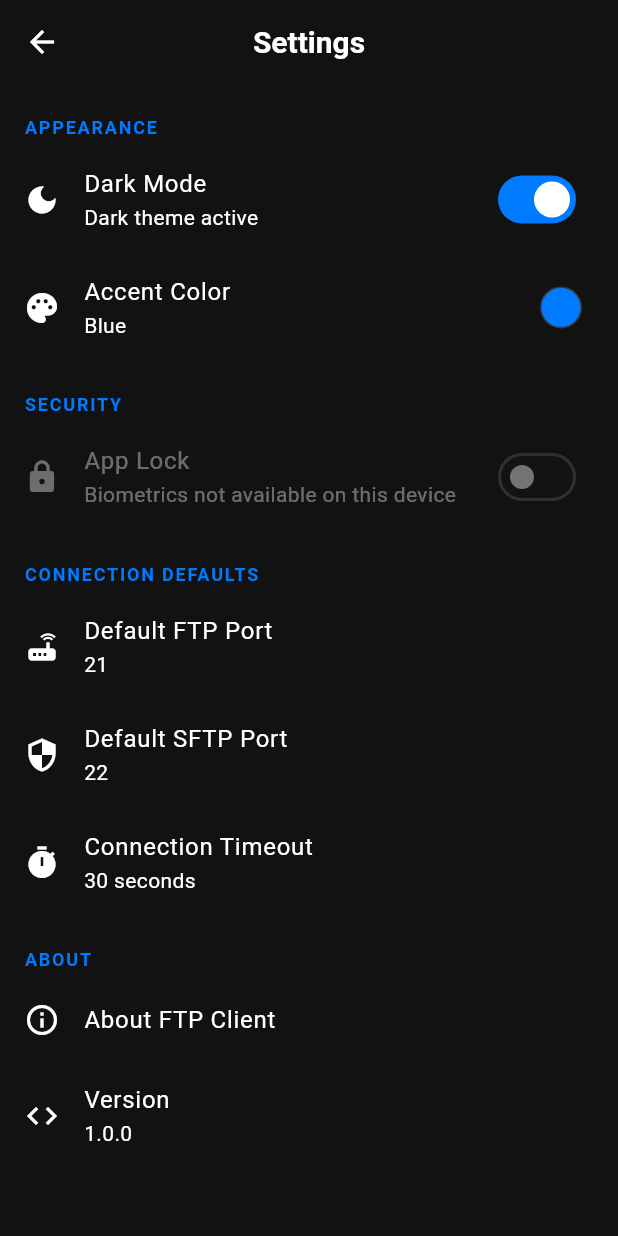
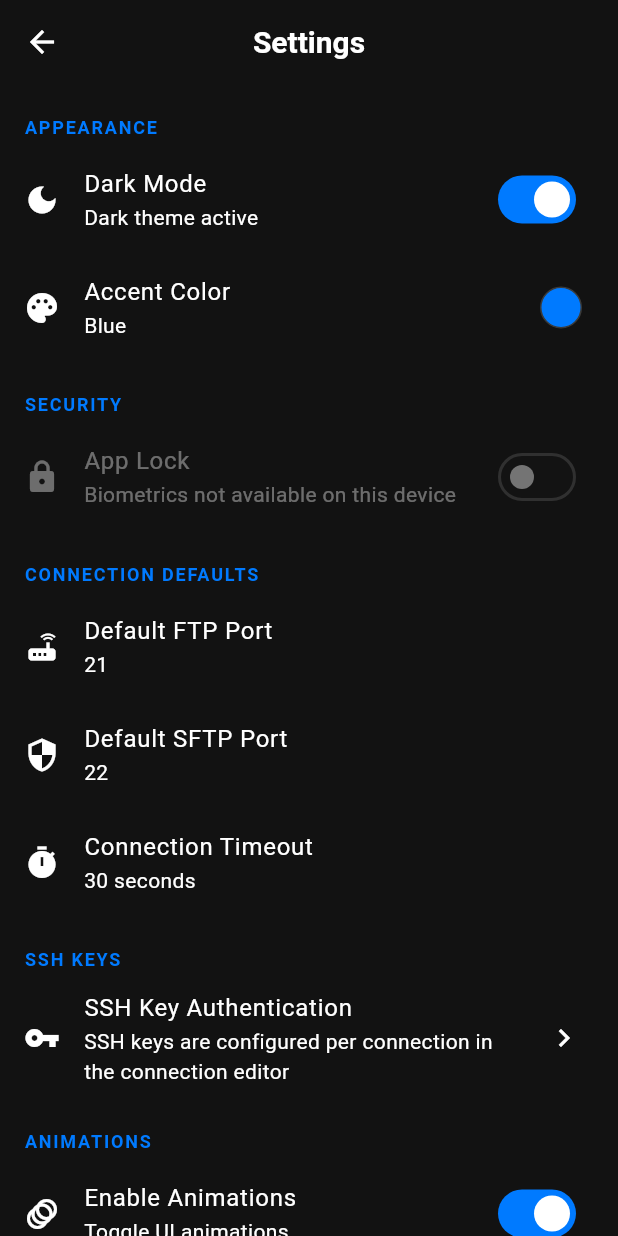
Before and after one commit to DeveloperAshish2310/Modern-FTP-Client, a Flutter app: the screen it shows after launch, after a tap on the "settings" icon, on a phone screen of 412 x 824 dp. Run offline on Flutter 3.47's test engine with Material 3 defaults, Android fonts, the phone set to English and light mode, and no system bars; our stand-ins replace file_picker, flutter_local_notifications, local_auth, open_filex, permission_handler, shared_preferences and 1 more; missing offline and left inert: dartssh2, ftpconnect; accounts and stored records are empty.

Commit message:
Phase 10 complete: Settings with theme, accent color, app lock, SSH keys, animations, defaults, about

```diff
--- a/lib/ui/screens/settings_screen.dart
+++ b/lib/ui/screens/settings_screen.dart
@@ -19,6 +19,8 @@ class _SettingsScreenState extends State<SettingsScreen> {
   int _defaultFtpPort = AppConstants.ftpPort;
   int _defaultSftpPort = AppConstants.sftpPort;
   int _connectionTimeout = AppConstants.connectionTimeout;
+  bool _animationsEnabled = true;
+  int _animationSpeed = 1; // 0=slow, 1=normal, 2=fast
 
   @override
   void initState() {
@@ -42,6 +44,8 @@ class _SettingsScreenState extends State<SettingsScreen> {
           prefs.getInt('default_sftp_port') ?? AppConstants.sftpPort;
       _connectionTimeout =
           prefs.getInt('connection_timeout') ?? AppConstants.connectionTimeout;
+      _animationsEnabled = prefs.getBool('animations_enabled') ?? true;
+      _animationSpeed = prefs.getInt('animation_speed') ?? 1;
     });
   }
 
@@ -150,6 +154,71 @@ class _SettingsScreenState extends State<SettingsScreen> {
             title: const Text('Connection Timeout'),
             subtitle: Text('$_connectionTimeout seconds'),
             onTap: () => _showTimeoutDialog(),
+          ),
+
+          // ============ SSH KEYS ============
+          _sectionHeader('SSH Keys'),
+          ListTile(
+            leading: const Icon(Icons.vpn_key),
+            title: const Text('SSH Key Authentication'),
+            subtitle: const Text(
+              'SSH keys are configured per connection in the connection editor',
+            ),
+            trailing: const Icon(Icons.chevron_right),
+            onTap: () {
+              Navigator.pop(context); // Back to dashboard with connections
+              ScaffoldMessenger.of(context).showSnackBar(
+                const SnackBar(
+                  content: Text(
+                    'Edit a connection to configure SSH key authentication',
+                  ),
+                ),
+              );
+            },
+          ),
+
+          // ============ ANIMATIONS ============
+          _sectionHeader('Animations'),
+          SwitchListTile(
+            secondary: const Icon(Icons.animation),
+            title: const Text('Enable Animations'),
+            subtitle: const Text('Toggle UI animations'),
+            value: _animationsEnabled,
+            onChanged: (val) {
+              setState(() => _animationsEnabled = val);
+              _savePref('animations_enabled', val);
+            },
+          ),
+          ListTile(
+            leading: const Icon(Icons.speed),
+            title: const Text('Animation Speed'),
+            subtitle: Text(
+              _animationSpeed == 0
+                  ? 'Slow'
+                  : _animationSpeed == 1
+                  ? 'Normal'
+                  : 'Fast',
+            ),
+            trailing: SizedBox(
+              width: 160,
+              child: Slider(
+                value: _animationSpeed.toDouble(),
+                min: 0,
+                max: 2,
+                divisions: 2,
+                label: _animationSpeed == 0
+                    ? 'Slow'
+                    : _animationSpeed == 1
+                    ? 'Normal'
+                    : 'Fast',
+                onChanged: _animationsEnabled
+                    ? (val) {
+                        setState(() => _animationSpeed = val.round());
+                        _savePref('animation_speed', val.round());
+                      }
+                    : null,
+              ),
+            ),
           ),
 
           // ============ ABOUT ============
```
